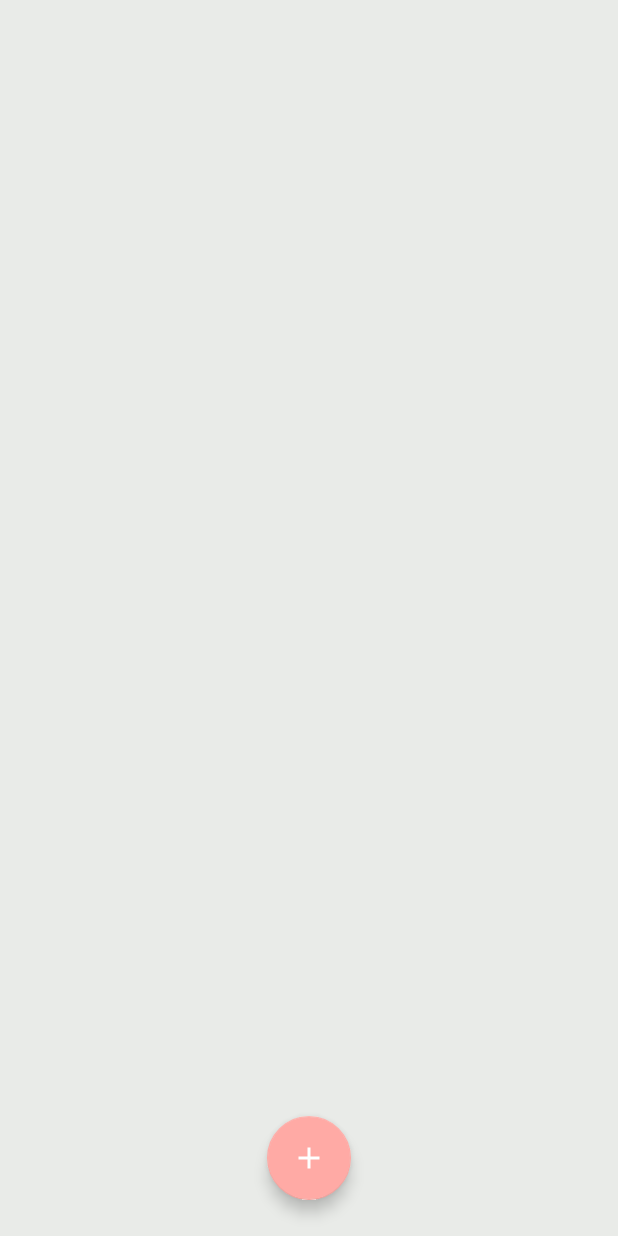
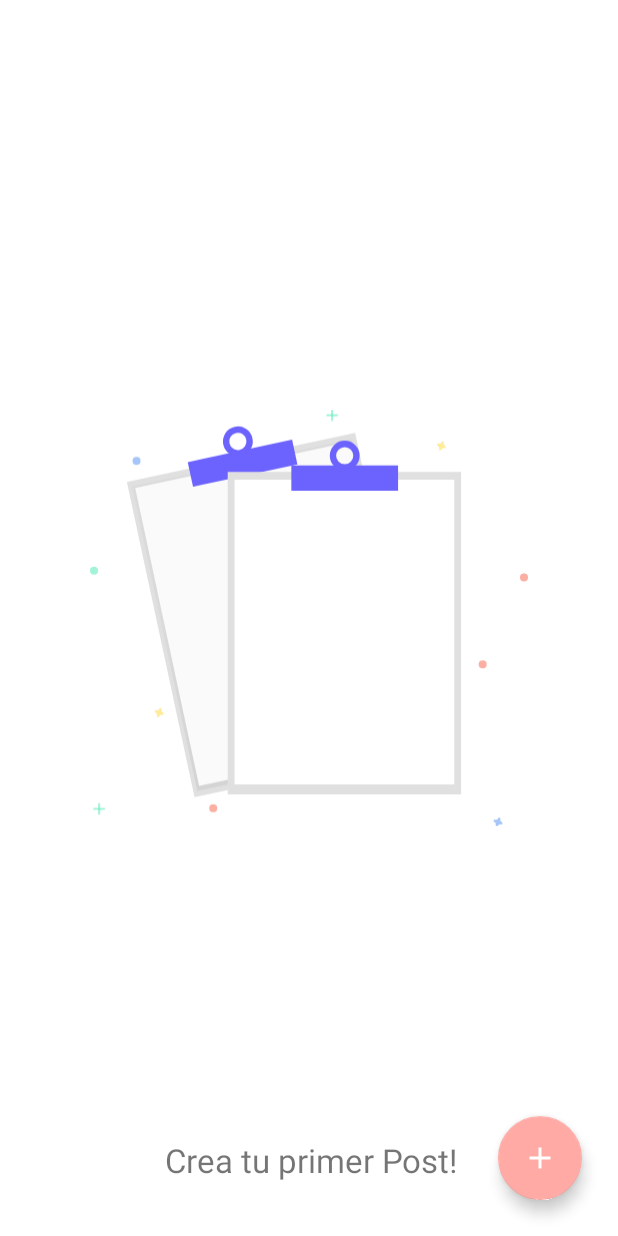
Before and after one commit to PracticaDS/s1-2020-tp-grupo2, an Android app: the screen it shows after launch (MainActivity), on a phone screen of 412 x 824 dp. Run offline under Robolectric (Android 15) with nearby library versions, the phone set to English and light mode, and no system bars; our stand-ins replace Dagger/Hilt's generated code, Room's generated code, RxJava, Timber; 2 statements that could not run were skipped.

```diff
--- a/app/build.gradle
+++ b/app/build.gradle
@@ -106,6 +106,7 @@ dependencies {
 
     androidTestImplementation 'androidx.test.ext:junit:1.1.1'
     androidTestImplementation 'androidx.test.espresso:espresso-core:3.2.0'
+    androidTestImplementation 'androidx.test.espresso:espresso-web:3.2.0'
     androidTestUtil 'androidx.test:orchestrator:1.3.0-alpha05'
     kaptAndroidTest "com.google.dagger:dagger-compiler:$daggerVersion"
 }
--- a/app/src/main/java/ar/edu/unq/pdes/myprivateblog/data/BlogEntriesRepository.kt
+++ b/app/src/main/java/ar/edu/unq/pdes/myprivateblog/data/BlogEntriesRepository.kt
@@ -19,8 +19,4 @@ class BlogEntriesRepository(val appDatabase: AppDatabase) {
     fun updateBlogEntry(blogEntry: BlogEntry) = appDatabase.blogEntriesDao()
         .update(blogEntry)
         .subscribeOn(Schedulers.io())
-
-    fun deleteBlogEntry(blogEntry: BlogEntry) = appDatabase.blogEntriesDao()
-        .delete(blogEntry)
-        .subscribeOn(Schedulers.io())
 }
--- a/app/src/main/java/ar/edu/unq/pdes/myprivateblog/screens/post_create/PostCreateFragment.kt
+++ b/app/src/main/java/ar/edu/unq/pdes/myprivateblog/screens/post_create/PostCreateFragment.kt
@@ -15,7 +15,6 @@ import org.wordpress.aztec.ITextFormat
 import org.wordpress.aztec.glideloader.GlideImageLoader
 import org.wordpress.aztec.glideloader.GlideVideoThumbnailLoader
 import org.wordpress.aztec.toolbar.IAztecToolbarClickListener
-import timber.log.Timber
 
 class PostCreateFragment : BaseFragment() {
     override val layoutId = R.layout.fragment_post_edit
@@ -62,7 +61,6 @@ class PostCreateFragment : BaseFragment() {
 
         body.doOnTextChanged { text, start, count, after ->
             viewModel.bodyText.value = body.toFormattedHtml()
-            Timber.d(viewModel.bodyText.value)
         }
 
         btn_save.setOnClickListener {
--- a/app/src/main/java/ar/edu/unq/pdes/myprivateblog/screens/posts_listing/PostsListingFragment.kt
+++ b/app/src/main/java/ar/edu/unq/pdes/myprivateblog/screens/posts_listing/PostsListingFragment.kt
@@ -35,10 +35,10 @@ class PostsListingFragment : BaseFragment() {
         }
 
         viewModel.posts.observe(viewLifecycleOwner, Observer { postList ->
+            layout_empty.visibility = if (postList.isEmpty()) View.VISIBLE else View.INVISIBLE
             posts_list_recyclerview.adapter = PostsListAdapter(postList) {
                 findNavController().navigate(PostsListingFragmentDirections.navActionOpenDetail(it))
             }
-
             posts_list_recyclerview.layoutManager = LinearLayoutManager(context)
         })
     }
--- a/app/src/main/res/drawable/ic_delete.xml
+++ b/app/src/main/res/drawable/ic_delete.xml
@@ -1,5 +1,5 @@
 <vector android:height="24dp" android:tint="#FFFFFF"
     android:viewportHeight="24.0" android:viewportWidth="24.0"
     android:width="24dp" xmlns:android="http://schemas.android.com/apk/res/android">
-    <path android:fillColor="#FF000000" android:pathData="M6 19c0 1.1.9 2 2 2h8c1.1 0 2-.9 2-2V7H6v12zM19 4h-3.5l-1-1h-5l-1 1H5v2h14V4z"/>
+    <path android:fillColor="#FF000000" android:pathData="M6,19c0,1.1 0.9,2 2,2h8c1.1,0 2,-0.9 2,-2V7H6v12zM19,4h-3.5l-1,-1h-5l-1,1H5v2h14V4z"/>
 </vector>
--- /dev/null
+++ b/app/src/main/res/drawable/ic_empty_list.xml
@@ -0,0 +1,125 @@
+<vector xmlns:android="http://schemas.android.com/apk/res/android"
+    xmlns:aapt="http://schemas.android.com/aapt"
+    android:width="820.16dp"
+    android:height="780.81dp"
+    android:viewportWidth="820.16"
+    android:viewportHeight="780.81">
+  <path
+      android:pathData="M69.12,135.49l427.295,-91.682l126.675,590.383l-427.295,91.682z"
+      android:fillColor="#e0e0e0"/>
+  <path
+      android:pathData="M78.488,143.922l412.854,-88.583l122.393,570.427l-412.854,88.583z"
+      android:strokeAlpha="0.5"
+      android:fillAlpha="0.5">
+    <aapt:attr name="android:fillColor">
+      <gradient
+          android:startY="670.05865"
+          android:startX="407.3025"
+          android:endY="99.63146"
+          android:endX="284.90936"
+          android:type="linear">
+        <item android:offset="0" android:color="#3F808080"/>
+        <item android:offset="0.54" android:color="#1E808080"/>
+        <item android:offset="1" android:color="#19808080"/>
+      </gradient>
+    </aapt:attr>
+  </path>
+  <path
+      android:pathData="M84.638,146.993l402.343,-86.328l119.689,557.824l-402.343,86.328z"
+      android:fillColor="#fafafa"/>
+  <path
+      android:pathData="M181.35,100.947l199.597,-42.826l10.374,48.35l-199.597,42.826z">
+  </path>
+  <path
+      android:pathData="M271.01,32.31c-15.41,3.31 -25.16,18.78 -21.77,34.55s18.62,25.89 34,22.58 25.16,-18.78 21.77,-34.55S286.42,29 271.01,32.31ZM280.68,77.41A16.86,16.86 0,1 1,293.24 57.41,16.66 16.66,0 0,1 280.68,77.41Z">
+  </path>
+  <path
+      android:pathData="M183.007,98.422l195.393,-41.924l9.917,46.218l-195.393,41.924z"
+      android:fillColor="#6c63ff"/>
+  <path
+      android:pathData="M271.01,32.31a27.93,27.93 0,1 0,33.17 21.45A27.93,27.93 0,0 0,271.01 32.31ZM280.25,75.41a16.12,16.12 0,1 1,12.38 -19.14A16.12,16.12 0,0 1,280.25 75.41Z"
+      android:fillColor="#6c63ff"/>
+  <path
+      android:pathData="M257.89,116.91h437.02v603.82h-437.02z"
+      android:fillColor="#e0e0e0"/>
+  <path
+      android:pathData="M265.28,127.12h422.25v583.41h-422.25z"
+      android:strokeAlpha="0.5"
+      android:fillAlpha="0.5">
+  </path>
+  <path
+      android:pathData="M270.65,131.42h411.5v570.52h-411.5z"
+      android:fillColor="#fff"/>
+  <path
+      android:pathData="M374.87,106.68h204.14v49.45h-204.14z">
+  </path>
+  <path
+      android:pathData="M476.94,58.41c-15.76,0 -28.54,13.08 -28.54,29.22s12.78,29.22 28.54,29.22 28.54,-13.08 28.54,-29.22S492.7,58.41 476.94,58.41ZM476.94,104.49a16.86,16.86 0,1 1,16.46 -16.86A16.66,16.66 0,0 1,476.94 104.41Z">
+  </path>
+  <path
+      android:pathData="M377.02,104.56h199.84v47.27h-199.84z"
+      android:fillColor="#6c63ff"/>
+  <path
+      android:pathData="M476.94,58.41a27.93,27.93 0,1 0,27.93 27.93A27.93,27.93 0,0 0,476.94 58.41ZM476.94,102.46A16.12,16.12 0,1 1,493.08 86.3,16.12 16.12,0 0,1 476.94,102.41Z"
+      android:fillColor="#6c63ff"/>
+  <path
+      android:pathData="M15.27,737.05h3.76v21.33h-3.76z"
+      android:strokeAlpha="0.5"
+      android:fillColor="#47e6b1"
+      android:fillAlpha="0.5"/>
+  <path
+      android:pathData="M27.82,745.84l-0,3.76l-21.33,0l-0,-3.76z"
+      android:strokeAlpha="0.5"
+      android:fillColor="#47e6b1"
+      android:fillAlpha="0.5"/>
+  <path
+      android:pathData="M451.49,0h3.76v21.33h-3.76z"
+      android:strokeAlpha="0.5"
+      android:fillColor="#47e6b1"
+      android:fillAlpha="0.5"/>
+  <path
+      android:pathData="M464.04,8.78l-0,3.76l-21.33,0l-0,-3.76z"
+      android:strokeAlpha="0.5"
+      android:fillColor="#47e6b1"
+      android:fillAlpha="0.5"/>
+  <path
+      android:pathData="M771.08,772.56a4.61,4.61 0,0 1,-2.57 -5.57,2.22 2.22,0 0,0 0.1,-0.51h0a2.31,2.31 0,0 0,-4.15 -1.53h0a2.22,2.22 0,0 0,-0.26 0.45,4.61 4.61,0 0,1 -5.57,2.57 2.22,2.22 0,0 0,-0.51 -0.1h0a2.31,2.31 0,0 0,-1.53 4.15h0a2.22,2.22 0,0 0,0.45 0.26,4.61 4.61,0 0,1 2.57,5.57 2.22,2.22 0,0 0,-0.1 0.51h0a2.31,2.31 0,0 0,4.15 1.53h0a2.22,2.22 0,0 0,0.26 -0.45,4.61 4.61,0 0,1 5.57,-2.57 2.22,2.22 0,0 0,0.51 0.1h0a2.31,2.31 0,0 0,1.53 -4.15h0A2.22,2.22 0,0 0,771.08 772.56Z"
+      android:strokeAlpha="0.5"
+      android:fillColor="#4d8af0"
+      android:fillAlpha="0.5"/>
+  <path
+      android:pathData="M136.67,567.5a4.61,4.61 0,0 1,-2.57 -5.57,2.22 2.22,0 0,0 0.1,-0.51h0a2.31,2.31 0,0 0,-4.15 -1.53h0a2.22,2.22 0,0 0,-0.26 0.45,4.61 4.61,0 0,1 -5.57,2.57 2.22,2.22 0,0 0,-0.51 -0.1h0a2.31,2.31 0,0 0,-1.53 4.15h0a2.22,2.22 0,0 0,0.45 0.26,4.61 4.61,0 0,1 2.57,5.57 2.22,2.22 0,0 0,-0.1 0.51h0a2.31,2.31 0,0 0,4.15 1.53h0a2.22,2.22 0,0 0,0.26 -0.45A4.61,4.61 0,0 1,135.08 571.81a2.22,2.22 0,0 0,0.51 0.1h0a2.31,2.31 0,0 0,1.53 -4.15h0A2.22,2.22 0,0 0,136.67 567.5Z"
+      android:strokeAlpha="0.5"
+      android:fillColor="#fdd835"
+      android:fillAlpha="0.5"/>
+  <path
+      android:pathData="M665.08,68.18a4.61,4.61 0,0 1,-2.57 -5.57,2.22 2.22,0 0,0 0.1,-0.51h0a2.31,2.31 0,0 0,-4.15 -1.53h0a2.22,2.22 0,0 0,-0.26 0.45,4.61 4.61,0 0,1 -5.57,2.57 2.22,2.22 0,0 0,-0.51 -0.1h0a2.31,2.31 0,0 0,-1.53 4.15h0a2.22,2.22 0,0 0,0.45 0.26,4.61 4.61,0 0,1 2.57,5.57 2.22,2.22 0,0 0,-0.1 0.51h0a2.31,2.31 0,0 0,4.15 1.53h0a2.22,2.22 0,0 0,0.26 -0.45,4.61 4.61,0 0,1 5.57,-2.57 2.22,2.22 0,0 0,0.51 0.1h0a2.31,2.31 0,0 0,1.53 -4.15h0A2.22,2.22 0,0 0,665.08 68.18Z"
+      android:strokeAlpha="0.5"
+      android:fillColor="#fdd835"
+      android:fillAlpha="0.5"/>
+  <path
+      android:pathData="M812.64,314.47m-7.53,0a7.53,7.53 0,1 1,15.06 0a7.53,7.53 0,1 1,-15.06 0"
+      android:strokeAlpha="0.5"
+      android:fillColor="#f55f44"
+      android:fillAlpha="0.5"/>
+  <path
+      android:pathData="M230.73,746.65m-7.53,0a7.53,7.53 0,1 1,15.06 0a7.53,7.53 0,1 1,-15.06 0"
+      android:strokeAlpha="0.5"
+      android:fillColor="#f55f44"
+      android:fillAlpha="0.5"/>
+  <path
+      android:pathData="M735.31,477.23m-7.53,0a7.53,7.53 0,1 1,15.06 0a7.53,7.53 0,1 1,-15.06 0"
+      android:strokeAlpha="0.5"
+      android:fillColor="#f55f44"
+      android:fillAlpha="0.5"/>
+  <path
+      android:pathData="M87.14,96.35m-7.53,0a7.53,7.53 0,1 1,15.06 0a7.53,7.53 0,1 1,-15.06 0"
+      android:strokeAlpha="0.5"
+      android:fillColor="#4d8af0"
+      android:fillAlpha="0.5"/>
+  <path
+      android:pathData="M7.53,301.76m-7.53,0a7.53,7.53 0,1 1,15.06 0a7.53,7.53 0,1 1,-15.06 0"
+      android:strokeAlpha="0.5"
+      android:fillColor="#47e6b1"
+      android:fillAlpha="0.5"/>
+</vector>
--- a/app/src/main/res/layout/fragment_posts_listing.xml
+++ b/app/src/main/res/layout/fragment_posts_listing.xml
@@ -1,15 +1,52 @@
 <?xml version="1.0" encoding="utf-8"?>
-<androidx.constraintlayout.widget.ConstraintLayout
-    xmlns:android="http://schemas.android.com/apk/res/android"
+<androidx.constraintlayout.widget.ConstraintLayout xmlns:android="http://schemas.android.com/apk/res/android"
     xmlns:app="http://schemas.android.com/apk/res-auto"
+    xmlns:tools="http://schemas.android.com/tools"
     android:layout_width="match_parent"
     android:layout_height="match_parent">
 
+    <RelativeLayout
+        android:id="@+id/layout_empty"
+        android:layout_width="fill_parent"
+        android:layout_height="fill_parent"
+        app:layout_constraintBottom_toBottomOf="parent"
+        app:layout_constraintEnd_toEndOf="parent"
+        app:layout_constraintHorizontal_bias="0.5"
+        app:layout_constraintStart_toStartOf="parent"
+        app:layout_constraintTop_toTopOf="parent">
+
+        <ImageView
+            android:id="@+id/image_empty_background"
+            android:layout_width="wrap_content"
+            android:layout_height="wrap_content"
+            android:layout_margin="@dimen/bottom_toolbar_bar_height"
+            android:background="@android:color/transparent"
+            android:contentDescription="@string/list_background"
+            android:src="@drawable/ic_empty_list" />
+
+        <TextView
+            android:id="@+id/text_empty_list"
+            android:layout_width="match_parent"
+            android:layout_height="wrap_content"
+            android:layout_alignParentStart="true"
+            android:layout_alignParentEnd="true"
+            android:layout_alignParentBottom="true"
+            android:layout_marginStart="1dp"
+            android:layout_marginEnd="-1dp"
+            android:layout_marginBottom="36dp"
+            android:gravity="center"
+            android:text="@string/text_empty_list"
+            android:textAlignment="center"
+            android:textSize="22sp" />
+
+    </RelativeLayout>
+
     <androidx.recyclerview.widget.RecyclerView
         android:id="@+id/posts_list_recyclerview"
-        android:background="@color/palette_pastel_yellow_02"
         android:layout_width="match_parent"
-        android:layout_height="match_parent" />
+        android:layout_height="match_parent"
+        tools:layout_editor_absoluteX="0dp"
+        tools:layout_editor_absoluteY="-92dp" />
 
     <com.google.android.material.floatingactionbutton.FloatingActionButton
         android:id="@+id/create_new_post"
@@ -18,9 +55,8 @@
         android:layout_margin="24dp"
         android:src="@drawable/ic_add"
         app:backgroundTint="@color/palette_pastel_salmon_01"
-        app:tint="@color/white"
         app:layout_constraintBottom_toBottomOf="parent"
         app:layout_constraintEnd_toEndOf="parent"
-        app:layout_constraintStart_toStartOf="parent" />
+        app:tint="@color/white" />
 
 </androidx.constraintlayout.widget.ConstraintLayout>
--- a/app/src/main/res/values/strings.xml
+++ b/app/src/main/res/values/strings.xml
@@ -1,4 +1,8 @@
 <resources>
     <string name="app_name">MyPrivateBlog</string>
     <string name="hint_post_title">My Post Title</string>
+    <string name="deleted_post">Se eliminó el post: %1$s</string>
+    <string name="undo">Deshacer</string>
+    <string name="list_background">list_background</string>
+    <string name="text_empty_list">Crea tu primer Post!</string>
 </resources>
--- a/app/src/main/res/values/styles.xml
+++ b/app/src/main/res/values/styles.xml
@@ -1,7 +1,7 @@
 <resources>
 
     <!-- Base application theme. -->
-    <style name="AppTheme" parent="Theme.MaterialComponents.Light.NoActionBar">
+    <style name="AppTheme" parent="Theme.MaterialComponents.DayNight.NoActionBar">
         <!-- Customize your theme here. -->
         <item name="colorPrimary">@color/colorPrimary</item>
         <item name="colorPrimaryDark">@color/colorPrimaryDark</item>
--- a/build.gradle
+++ b/build.gradle
@@ -9,7 +9,7 @@ buildscript {
 
     }
     dependencies {
-        classpath 'com.android.tools.build:gradle:3.6.2'
+        classpath 'com.android.tools.build:gradle:3.6.3'
         classpath "org.jetbrains.kotlin:kotlin-gradle-plugin:$kotlin_version"
 
         classpath "androidx.navigation:navigation-safe-args-gradle-plugin:$nav_version"
```
Also changed, not shown: app/src/main/java/ar/edu/unq/pdes/myprivateblog/data/database.kt (+14 -4 lines), app/src/main/java/ar/edu/unq/pdes/myprivateblog/screens/post_detail/PostDetailFragment.kt (+10 -14 lines), app/src/main/java/ar/edu/unq/pdes/myprivateblog/screens/post_detail/PostDetailViewModel.kt (+9 -3 lines), app/src/main/res/drawable/ic_arrow_down.xml (added, +9 -0 lines), 2 other files.
